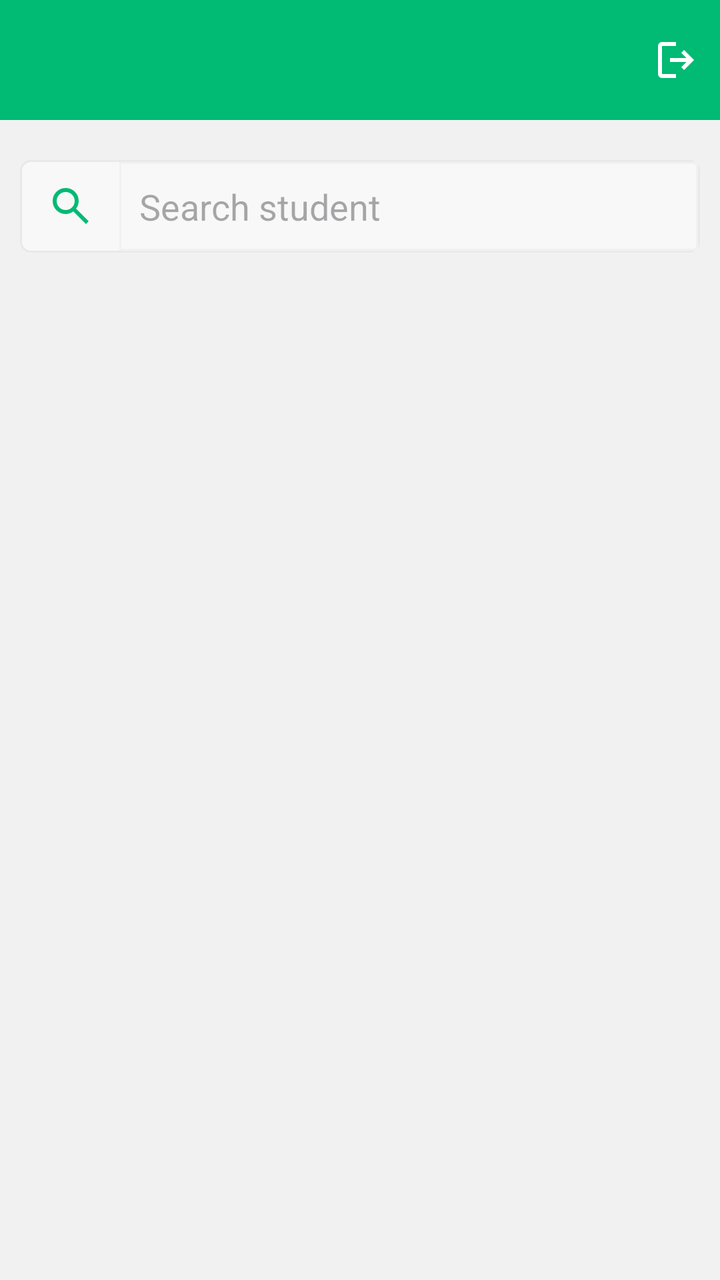
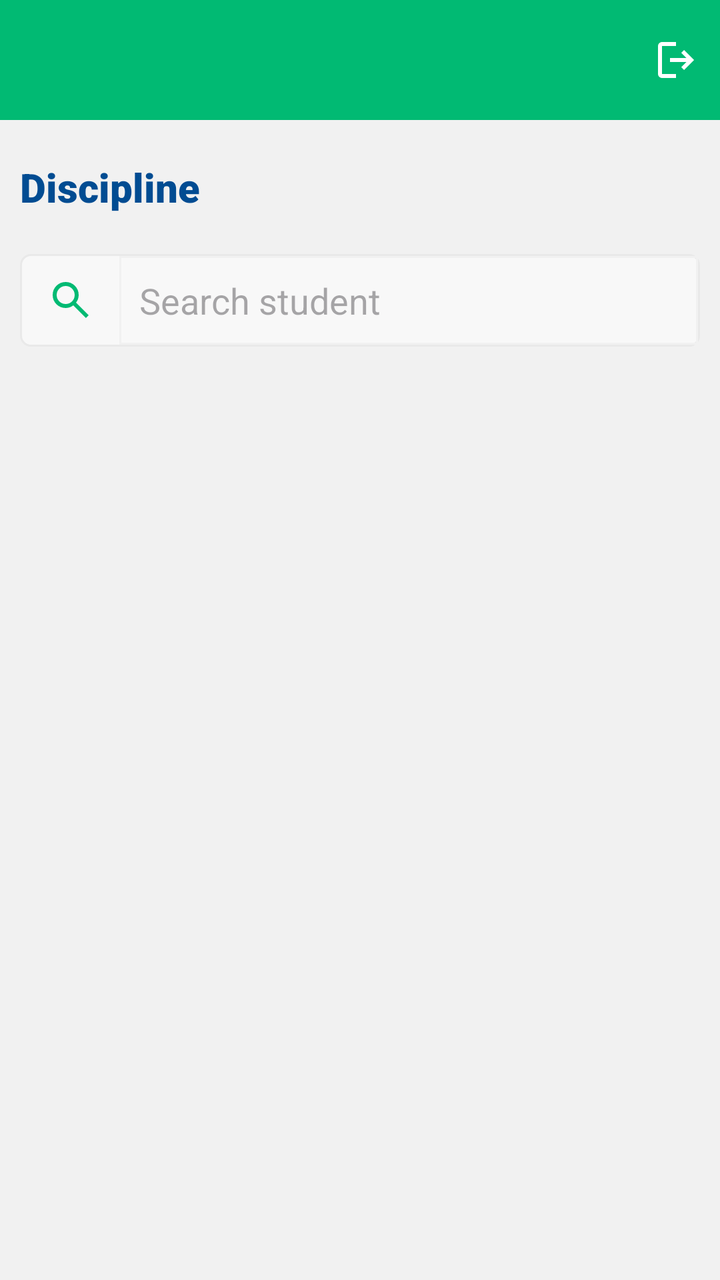

An Android layout rendered at two revisions. The XML below is the earlier revision; the diff shows what the commit changed to produce the second picture.
<!-- AndroidManifest.xml: activity theme Theme.InspectorAppUpdate -->
<!-- res/layout/fragment_search_student.xml -->
<?xml version="1.0" encoding="utf-8"?>
<RelativeLayout xmlns:android="http://schemas.android.com/apk/res/android"
    xmlns:tools="http://schemas.android.com/tools"
    android:layout_width="match_parent"
    android:layout_height="match_parent"
    tools:context=".ui.fragment.student.SearchStudentFragment"
    android:background="@color/main_background_color">

    <RelativeLayout
        android:id="@+id/rl_header_title"
        android:layout_width="match_parent"
        android:layout_height="60dp"
        android:background="@color/main_green_color"
        android:layout_alignParentTop="true"
        android:padding="@dimen/ten">

        <LinearLayout
            android:id="@+id/ll_from_transaction"
            android:layout_width="wrap_content"
            android:layout_height="wrap_content"
            android:orientation="horizontal"
            android:layout_centerVertical="true"
            android:gravity="center_vertical"
            android:layout_alignParentStart="true">

            <TextView
                android:id="@+id/tv_search_student_header"
                android:layout_width="wrap_content"
                android:layout_height="wrap_content"
                android:textColor="@color/white"
                android:fontFamily="sans-serif-medium"
                android:textSize="@dimen/fifteen"
                android:gravity="center_vertical"/>
        </LinearLayout>

        <ImageView
            android:id="@+id/img_logout"
            android:layout_width="wrap_content"
            android:layout_height="wrap_content"
            android:src="@drawable/outline_logout_24"
            android:layout_alignParentEnd="true"
            android:layout_centerVertical="true"/>

    </RelativeLayout>

    <RelativeLayout
        android:layout_width="match_parent"
        android:layout_height="wrap_content"
        android:layout_below="@id/rl_header_title"
        android:padding="10dp"
        android:layout_marginTop="10dp">

        <RelativeLayout
            android:id="@+id/rl_search_student"
            android:layout_width="match_parent"
            android:layout_height="wrap_content">

            <LinearLayout
                android:layout_width="match_parent"
                android:layout_height="wrap_content"
                android:orientation="horizontal"
                android:background="@drawable/custom_card"
                android:weightSum="7"
                android:padding="1sp">

                <ImageView
                    android:id="@+id/imv_search"
                    android:layout_width="wrap_content"
                    android:layout_height="wrap_content"
                    android:src="@drawable/outline_search_24"
                    android:layout_gravity="center_vertical"
                    android:layout_weight="1"/>

                <EditText
                    android:id="@+id/et_search_student"
                    android:layout_width="wrap_content"
                    android:layout_height="wrap_content"
                    android:hint="@string/search_student"
                    android:layout_weight="6"
                    android:background="@drawable/search_edittext_style"/>

            </LinearLayout>


        </RelativeLayout>

        <RelativeLayout
            android:id="@+id/rl_student_details"
            android:layout_width="match_parent"
            android:layout_height="wrap_content"
            android:layout_marginTop="4sp"
            android:layout_below="@id/rl_search_student"
            android:padding="10dp"
            android:background="@drawable/custom_card"
            android:visibility="gone">

            <TextView
                android:id="@+id/tv_student_name"
                android:layout_width="wrap_content"
                android:layout_height="wrap_content"
                android:layout_alignParentTop="true"
                android:textSize="22sp"
                android:fontFamily="sans-serif-black"
                android:textColor="#094281"/>

            <TextView
                android:id="@+id/tv_student_reg_number"
                android:layout_width="wrap_content"
                android:layout_height="wrap_content"
                android:layout_below="@id/tv_student_name"
                android:layout_marginTop="5sp"
                android:fontFamily="sans-serif-smallcaps"/>

        </RelativeLayout>

        <LinearLayout
            android:id="@+id/rl_deductions_parent"
            android:layout_width="match_parent"
            android:layout_height="wrap_content"
            android:layout_below="@+id/rl_student_details"
            android:layout_marginTop="10dp"
            android:orientation="horizontal"
            android:weightSum="5"
            android:visibility="gone">

            <RelativeLayout
                android:id="@+id/rl_deduction_title"
                android:layout_width="match_parent"
                android:layout_height="match_parent"
                android:background="@color/mainGreen"
                android:layout_weight="4">
                <ImageView
                    android:id="@+id/img_add_deduction"
                    android:layout_width="30dp"
                    android:layout_height="30dp"
                    android:layout_centerInParent="true"
                    android:src="@drawable/outline_add_24" />
            </RelativeLayout>

            <RelativeLayout
                android:layout_width="match_parent"
                android:layout_height="wrap_content"
                android:layout_weight="1"
                android:background="@drawable/deductions_background"
                android:padding="10sp"
                >
                <TextView
                    android:id="@+id/tv_total_deduction_title"
                    android:layout_width="match_parent"
                    android:layout_height="wrap_content"
                    android:text="@string/marks_deduction"
                    android:textAlignment="center"
                    android:textSize="25sp"
                    android:textColor="#013B56"
                    android:fontFamily="sans-serif-medium"
                    android:layout_alignParentTop="true"/>

                <TextView
                    android:id="@+id/tv_total_deduction_value"
                    android:layout_width="match_parent"
                    android:layout_height="wrap_content"
                    android:layout_below="@id/tv_total_deduction_title"
                    android:layout_marginTop="20sp"
                    android:textAlignment="center"
                    android:textSize="40sp"
                    android:fontFamily="sans-serif-medium"
                    android:layout_marginBottom="20sp"/>

                <RelativeLayout
                    android:layout_width="match_parent"
                    android:layout_height="wrap_content"
                    android:layout_below="@id/tv_total_deduction_value">

                    <TextView
                        android:id="@+id/tv_last_offense"
                        android:layout_width="wrap_content"
                        android:layout_height="wrap_content"
                        android:layout_alignParentStart="true"
                        android:textColor="#026673"/>

                    <TextView
                        android:id="@+id/tv_offense_term"
                        android:layout_width="wrap_content"
                        android:layout_height="wrap_content"
                        android:textColor="#026673"
                        android:layout_alignParentEnd="true" />

                </RelativeLayout>

            </RelativeLayout>

        </LinearLayout>

    </RelativeLayout>

</RelativeLayout>
<!-- resources referenced by this layout -->
<resources>
  <color name="mainGreen">#00ba73</color>
  <color name="main_background_color">#f1f1f1</color>
  <color name="main_green_color">#01ba73</color>
  <color name="white">#FFFFFFFF</color>
  <dimen name="fifteen">15sp</dimen>
  <dimen name="ten">10dp</dimen>
  <!-- drawable custom_card (drawable) -->
  <?xml version="1.0" encoding="utf-8"?>
  <shape xmlns:android="http://schemas.android.com/apk/res/android">
      <stroke
          android:color="#E9E9E9"
          android:width="1sp"/>
      <solid
          android:color="#F8F8F8"/>
      <corners
          android:radius="5sp"/>
  </shape>
  <!-- drawable deductions_background (drawable) -->
  <?xml version="1.0" encoding="utf-8"?>
  <shape xmlns:android="http://schemas.android.com/apk/res/android">
      <stroke
          android:color="@color/mainGreen"
          android:width="1sp"/>
  </shape>
  <!-- drawable outline_add_24 (drawable) -->
  <vector xmlns:android="http://schemas.android.com/apk/res/android" android:height="24dp" android:tint="#F3F2F2" android:viewportHeight="960" android:viewportWidth="960" android:width="24dp">
        
      <path android:fillColor="@android:color/white" android:pathData="M440,520L200,520L200,440L440,440L440,200L520,200L520,440L760,440L760,520L520,520L520,760L440,760L440,520Z"/>
      
  </vector>
  <!-- drawable outline_logout_24 (drawable) -->
  <vector xmlns:android="http://schemas.android.com/apk/res/android" android:autoMirrored="true" android:height="24dp" android:tint="#FFFFFF" android:viewportHeight="960" android:viewportWidth="960" android:width="24dp">
        
      <path android:fillColor="@android:color/white" android:pathData="M200,840Q167,840 143.5,816.5Q120,793 120,760L120,200Q120,167 143.5,143.5Q167,120 200,120L480,120L480,200L200,200Q200,200 200,200Q200,200 200,200L200,760Q200,760 200,760Q200,760 200,760L480,760L480,840L200,840ZM640,680L585,622L687,520L360,520L360,440L687,440L585,338L640,280L840,480L640,680Z"/>
      
  </vector>
  <!-- drawable outline_search_24 (drawable) -->
  <vector xmlns:android="http://schemas.android.com/apk/res/android" android:height="24dp" android:tint="#01BA73" android:viewportHeight="960" android:viewportWidth="960" android:width="24dp">
        
      <path android:fillColor="@android:color/white" android:pathData="M784,840L532,588Q502,612 463,626Q424,640 380,640Q271,640 195.5,564.5Q120,489 120,380Q120,271 195.5,195.5Q271,120 380,120Q489,120 564.5,195.5Q640,271 640,380Q640,424 626,463Q612,502 588,532L840,784L784,840ZM380,560Q455,560 507.5,507.5Q560,455 560,380Q560,305 507.5,252.5Q455,200 380,200Q305,200 252.5,252.5Q200,305 200,380Q200,455 252.5,507.5Q305,560 380,560Z"/>
      
  </vector>
  <!-- drawable search_edittext_style (drawable) -->
  <?xml version="1.0" encoding="utf-8"?>
  <shape xmlns:android="http://schemas.android.com/apk/res/android">
      <stroke
          android:color="@color/main_background_color"
          android:width="1sp" />
      <padding
          android:bottom="10sp"
          android:left="10sp"
          android:right="10sp"
          android:top="10sp"/>
  </shape>
  <string name="marks_deduction">Marks deducted</string>
  <string name="search_student">Search student</string>
  <style name="Theme.InspectorAppUpdate" parent="android:Theme.Material.Light.NoActionBar" />
</resources>

<!-- the commit's change to res/layout/fragment_search_student.xml (unified diff, before → after) -->
@@ -50,10 +50,21 @@
         android:padding="10dp"
         android:layout_marginTop="10dp">
 
+        <TextView
+            android:id="@+id/tv_main_title"
+            android:layout_width="wrap_content"
+            android:layout_height="wrap_content"
+            android:text="@string/displine"
+            android:fontFamily="sans-serif-black"
+            android:textSize="20sp"
+            android:textColor="#014C92"
+            android:layout_marginBottom="20sp"/>
+
         <RelativeLayout
             android:id="@+id/rl_search_student"
             android:layout_width="match_parent"
-            android:layout_height="wrap_content">
+            android:layout_height="wrap_content"
+            android:layout_below="@id/tv_main_title">
 
             <LinearLayout
                 android:layout_width="match_parent"
@@ -77,6 +88,7 @@
                     android:layout_height="wrap_content"
                     android:hint="@string/search_student"
                     android:layout_weight="6"
+                    android:textColor="@color/black"
                     android:background="@drawable/search_edittext_style"/>
 
             </LinearLayout>
@@ -109,6 +121,7 @@
                 android:layout_height="wrap_content"
                 android:layout_below="@id/tv_student_name"
                 android:layout_marginTop="5sp"
+                android:textColor="@color/mainGreen"
                 android:fontFamily="sans-serif-smallcaps"/>
 
         </RelativeLayout>
<!-- resource entries referenced after the edit -->
@@ -1,5 +1,6 @@
 <!-- resources referenced by this layout -->
 <resources>
+  <color name="black">#FF000000</color>
   <color name="mainGreen">#00ba73</color>
   <color name="main_background_color">#f1f1f1</color>
   <color name="main_green_color">#01ba73</color>
@@ -54,6 +55,7 @@
           android:right="10sp"
           android:top="10sp"/>
   </shape>
+  <string name="displine">Discipline</string>
   <string name="marks_deduction">Marks deducted</string>
   <string name="search_student">Search student</string>
   <style name="Theme.InspectorAppUpdate" parent="android:Theme.Material.Light.NoActionBar" />
